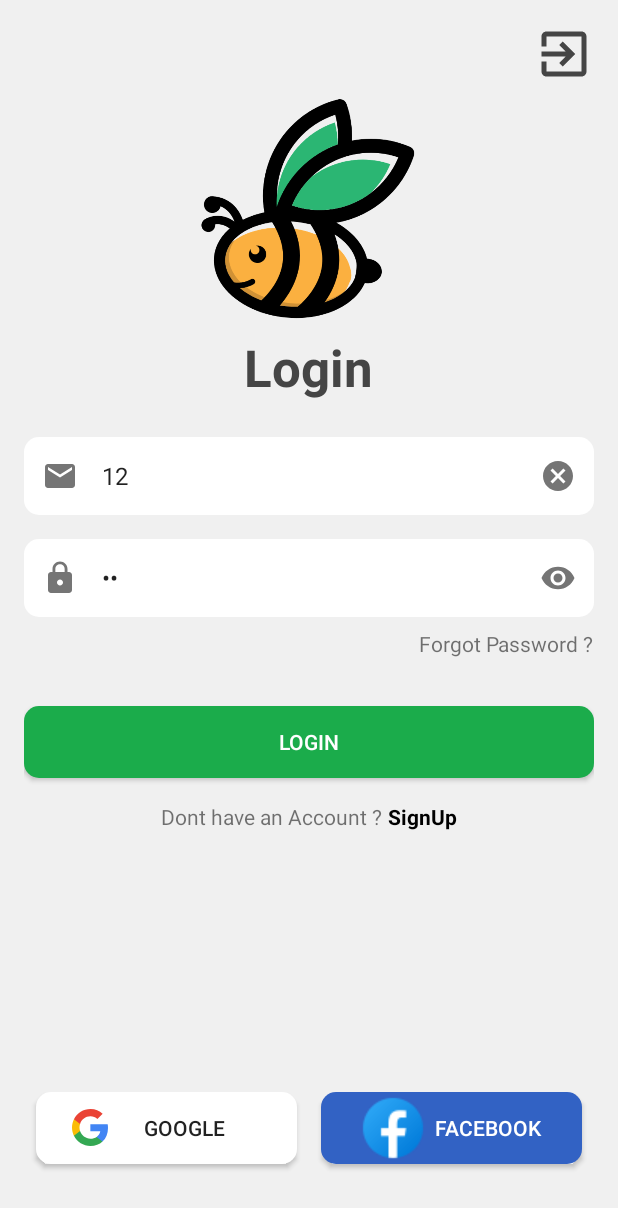
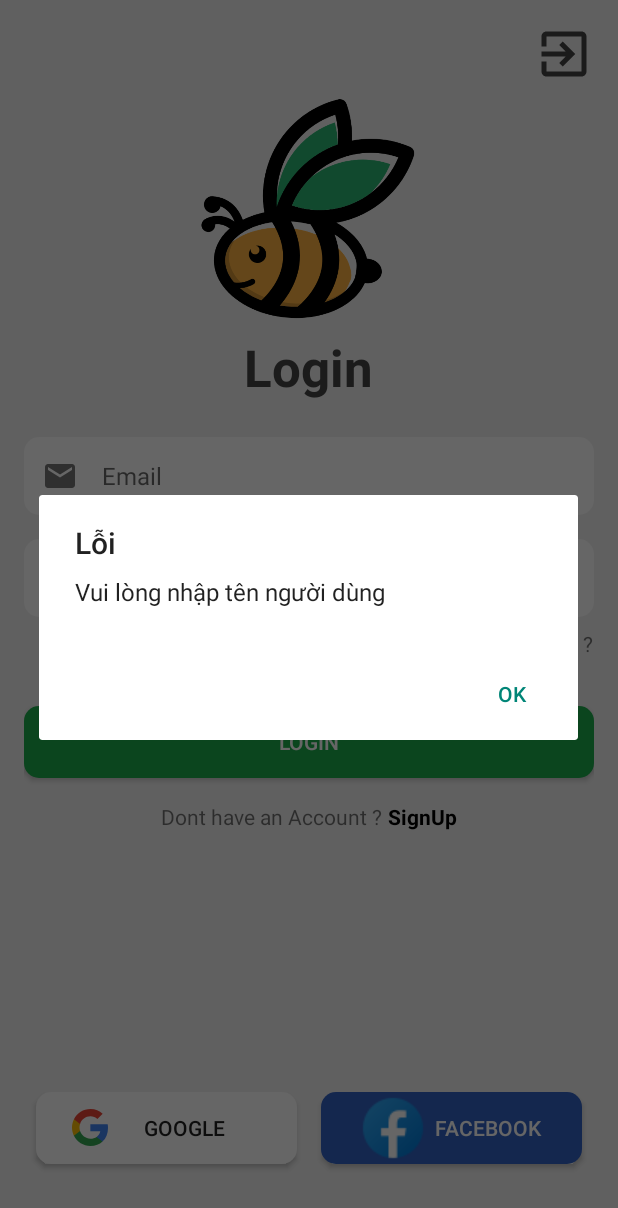
Before and after one commit to 2KDA/OutstandFood_Client, an Android app: the screen it shows after launch (Login_screen), after a tap on "LOGIN", on a phone screen of 412 x 824 dp. Shown: the top 1208 px of the screen. Run offline under Robolectric (Android 15) with nearby library versions, the phone set to English and light mode, and no system bars.

Commit message:
fixx Login 1

```diff
--- a/app/src/main/java/android/outstandfood_client/view/screen/Login_screen.java
+++ b/app/src/main/java/android/outstandfood_client/view/screen/Login_screen.java
@@ -1,6 +1,8 @@
 package android.outstandfood_client.view.screen;
 
+import android.app.AlertDialog;
 import android.app.ProgressDialog;
+import android.content.DialogInterface;
 import android.content.Intent;
 import android.os.Bundle;
 import android.os.Handler;
@@ -12,6 +14,7 @@ import androidx.appcompat.app.AppCompatActivity;
 import android.outstandfood_client.R;
 import android.outstandfood_client.models.User;
 import android.outstandfood_client.view.screen.home_action_menu.Home_Screen;
+import android.text.TextUtils;
 import android.util.Log;
 import android.view.View;
 import android.widget.Button;
@@ -55,10 +58,19 @@ public class Login_screen extends AppCompatActivity {
         btn_dangnhap.setOnClickListener(new View.OnClickListener() {
             @Override
             public void onClick(View view) {
-                progressDialog = new ProgressDialog(Login_screen.this);
-                progressDialog.setMessage("Đang đăng nhập...");
-                progressDialog.show();
-                login(URL_SERVER + "user/login");
+                String userName = username.getText().toString();
+                String passWord = password.getText().toString();
+                if (TextUtils.isEmpty(userName)) {
+                    showDialog("Lỗi", "Vui lòng nhập tên người dùng");
+                } else if (TextUtils.isEmpty(passWord)) {
+                    // Hiển thị dialog khi người dùng không nhập mật khẩu
+                    showDialog("Lỗi", "Vui lòng nhập mật khẩu");
+                } else {
+                    progressDialog = new ProgressDialog(Login_screen.this);
+                    progressDialog.setMessage("Đang đăng nhập...");
+                    progressDialog.show();
+                    login(URL_SERVER + "user/login");
+                }
             }
         });
         textViewSignUp.setOnClickListener(new View.OnClickListener() {
@@ -186,4 +198,18 @@ public class Login_screen extends AppCompatActivity {
             }
         });
     }
+
+    private void showDialog(String title, String message) {
+        AlertDialog.Builder builder = new AlertDialog.Builder(Login_screen.this);
+        builder.setTitle(title)
+                .setMessage(message)
+                .setPositiveButton("OK", new DialogInterface.OnClickListener() {
+                    @Override
+                    public void onClick(DialogInterface dialogInterface, int i) {
+
+                    }
+                })
+                .setCancelable(false)
+                .show();
+    }
 }
--- a/app/src/main/res/layout/activity_login_screen.xml
+++ b/app/src/main/res/layout/activity_login_screen.xml
@@ -44,7 +44,6 @@
         app:hintEnabled="false">
 
         <EditText
-            android:text="12"
             android:id="@+id/edt_Login_User"
             android:layout_width="match_parent"
             android:layout_height="52dp"
@@ -65,7 +64,6 @@
         app:hintEnabled="false">
 
         <EditText
-            android:text="12"
             android:id="@+id/edt_Login_Password"
             android:layout_width="match_parent"
             android:layout_height="52dp"
```
